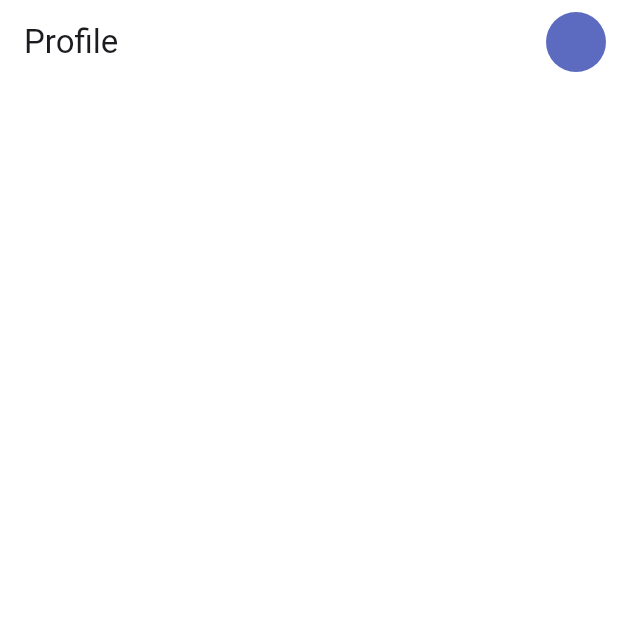
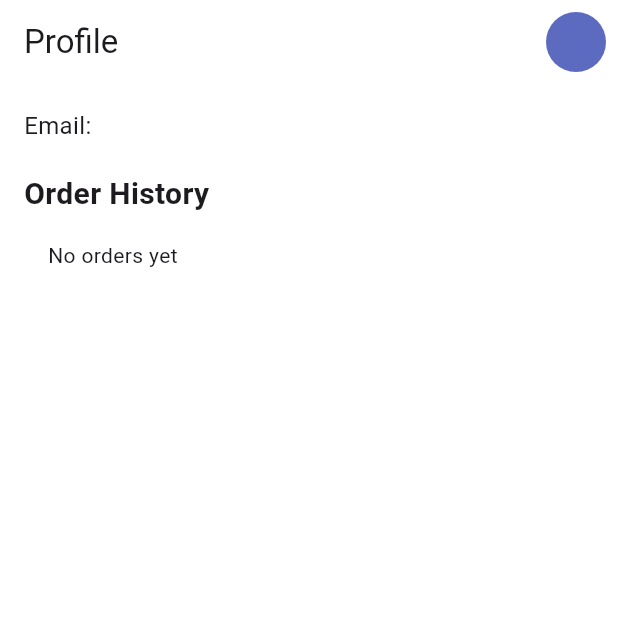
Before and after one commit to SolomonB127/BabyShopHub, a Flutter app: the ProfileScreen screen opened directly, on a phone screen of 412 x 824 dp, the top half of it. Run offline on Flutter 3.47's test engine with Material 3 defaults, Android fonts, the phone set to English and light mode, and no system bars; our stand-ins replace flutter_dotenv, supabase_flutter; accounts and stored records are empty.

Commit message:
feat(profile): add ProfileScreen with order history, sign out, and user avatar functionality

```diff
--- a/lib/presentation/screens/profile/profile_screen.dart
+++ b/lib/presentation/screens/profile/profile_screen.dart
@@ -1,6 +1,9 @@
 import 'package:baby_shop_hub/core/theme/app_colors.dart';
 import 'package:baby_shop_hub/data/services/auth_service.dart';
+import 'package:baby_shop_hub/presentation/screens/order-tracking/order_tracking.dart';
 import 'package:flutter/material.dart';
+import 'package:provider/provider.dart';
+import 'package:baby_shop_hub/provider/order_provider.dart';
 
 class ProfileScreen extends StatefulWidget {
   const ProfileScreen({super.key});
@@ -33,20 +36,65 @@ class _ProfileScreenState extends State<ProfileScreen> {
         title: const Text("Profile"),
         automaticallyImplyLeading: false,
         actions: [
-          // Replace the logout icon with a user avatar widget
           UserAvatar(
             email: currentUser,
             onSignOut: logout,
           )
         ],
       ),
-      body: Center(child: Text(currentUser.toString())),
+      body: SingleChildScrollView(
+        child: Padding(
+          padding: const EdgeInsets.all(16.0),
+          child: Column(
+            crossAxisAlignment: CrossAxisAlignment.start,
+            children: [
+              Text("Email: $currentUser", style: const TextStyle(fontSize: 16)),
+              const SizedBox(height: 20),
+              const Text(
+                "Order History",
+                style: TextStyle(fontSize: 20, fontWeight: FontWeight.bold),
+              ),
+              Consumer<OrderProvider>(
+                builder: (context, orderProvider, child) {
+                  if (orderProvider.orders.isEmpty) {
+                    return const Padding(
+                      padding: EdgeInsets.all(16.0),
+                      child: Text("No orders yet"),
+                    );
+                  }
+                  return ListView.builder(
+                    shrinkWrap: true,
+                    physics: const NeverScrollableScrollPhysics(),
+                    itemCount: orderProvider.orders.length,
+                    itemBuilder: (context, index) {
+                      final order = orderProvider.orders[index];
+                      return Card(
+                        child: ListTile(
+                          title:
+                              Text("Order ${order.id.substring(0, 8)}"),
+                          subtitle: Text(
+                            "Date: ${order.date.toLocal().toString().split(' ')[0]}\nStatus: ${order.status}",
+                          ),
+                          trailing:
+                              Text("\$${order.total.toStringAsFixed(2)}"),
+                          onTap: () {
+                            Navigator.push(context, MaterialPageRoute(builder: (_) => OrderTrackingScreen(order: order)));
+                          },
+                        ),
+                      );
+                    },
+                  );
+                },
+              ),
+            ],
+          ),
+        ),
+      ),
     );
   }
 }
 
 /// A custom widget that shows the user's avatar as a circle with a popup menu.
-/// When tapped, it displays the user's email and a "Sign Out" option.
 class UserAvatar extends StatelessWidget {
   final String email;
   final VoidCallback? onSignOut;
@@ -60,7 +108,6 @@ class UserAvatar extends StatelessWidget {
   @override
   Widget build(BuildContext context) {
     return PopupMenuButton<String>(
-      // Display the first letter of the email in the avatar
       icon: CircleAvatar(
         backgroundColor: AppColors.primary,
         child: Text(
@@ -74,20 +121,17 @@ class UserAvatar extends StatelessWidget {
         }
       },
       itemBuilder: (context) => [
-        // Display the user's email as a disabled menu item
         PopupMenuItem(
           value: 'email',
           enabled: false,
           child: Text(email),
         ),
         const PopupMenuDivider(),
-        // Sign out menu item
         const PopupMenuItem(
           value: 'signOut',
           child: Text('Sign Out'),
         ),
       ],
     );
-
   }
 }
```
